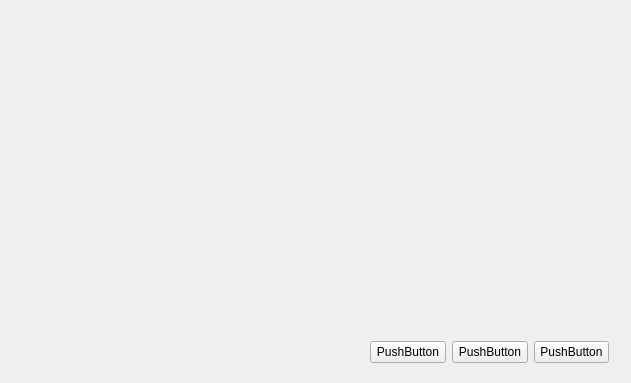
Before: the Qt Designer form RTIe/RTIe_builder/new_Project_Wizard.ui in Super-SaiyanSandwich/ECMM427, drawn with Qt 5.
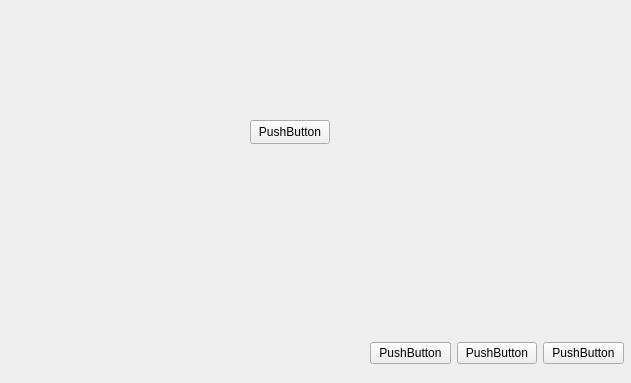
After: the same form once the commit is applied.

Commit message: project wizard adjustments, get_working_file_paths

What changed in the file:
```diff
--- a/RTIe/RTIe_builder/new_Project_Wizard.ui
+++ b/RTIe/RTIe_builder/new_Project_Wizard.ui
@@ -18,8 +18,8 @@
     <rect>
      <x>370</x>
      <y>340</y>
-     <width>239</width>
-     <height>25</height>
+     <width>254</width>
+     <height>26</height>
     </rect>
    </property>
    <layout class="QHBoxLayout" name="horizontalLayout">
@@ -46,6 +46,19 @@
     </item>
    </layout>
   </widget>
+  <widget class="QPushButton" name="pushButton_3">
+   <property name="geometry">
+    <rect>
+     <x>250</x>
+     <y>120</y>
+     <width>80</width>
+     <height>24</height>
+    </rect>
+   </property>
+   <property name="text">
+    <string>PushButton</string>
+   </property>
+  </widget>
  </widget>
  <resources/>
  <connections/>
```
The commit also changes 4 other files.
